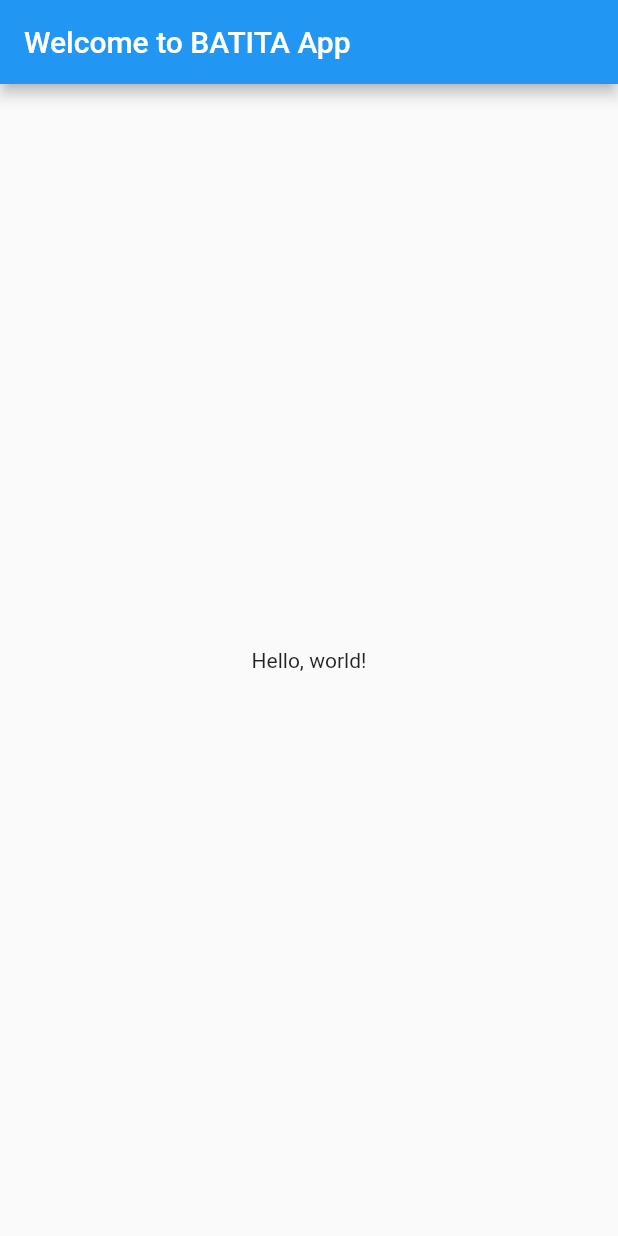
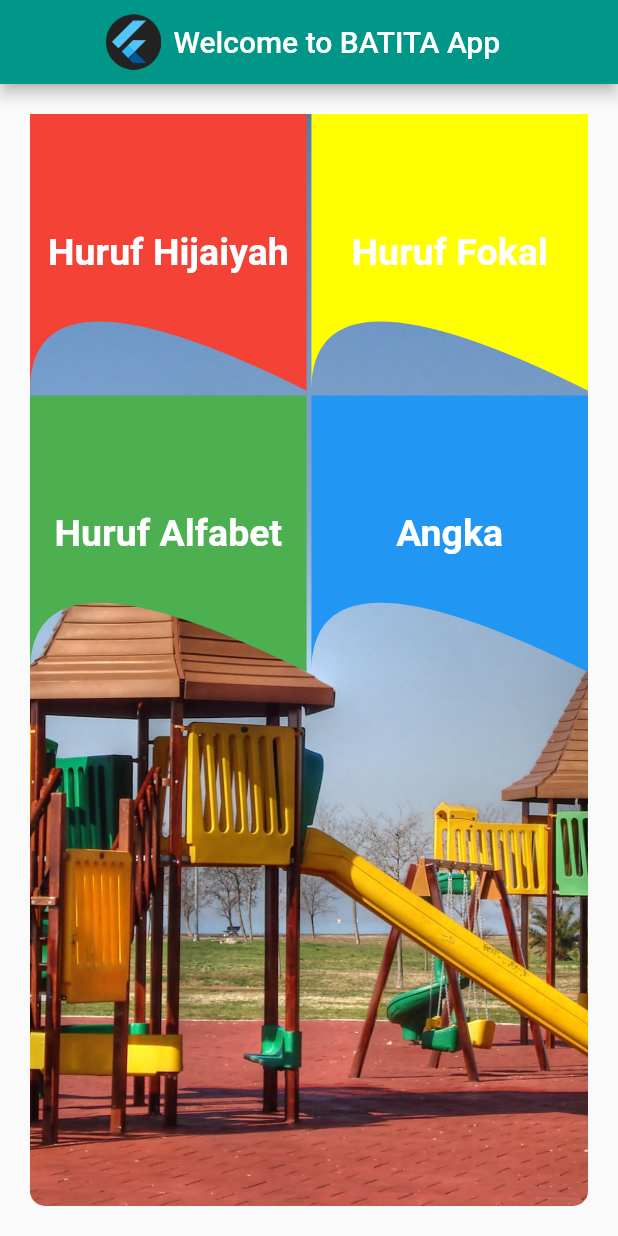
Before and after one commit to akhmadtaqiudin/batita, a Flutter app: the screen it shows after launch, on a phone screen of 412 x 824 dp. Run offline on Flutter 3.47's test engine with Material 2 defaults, Android fonts, the phone set to English and light mode, and no system bars.

```diff
--- a/lib/myApp.dart
+++ b/lib/myApp.dart
@@ -1,17 +1,88 @@
 import 'package:flutter/material.dart';
+import 'package:flutter/widgets.dart';
 
 class MyApp extends StatelessWidget {
+
+  final List<Map<String, dynamic>> _kategori = [
+    {'title': 'Huruf Hijaiyah', 'color': Colors.red},
+    {'title': 'Huruf Fokal', 'color': Colors.yellowAccent},
+    {'title': 'Huruf Alfabet', 'color': Colors.green},
+    {'title': 'Angka', 'color': Colors.blue},
+  ];
+
   @override
   Widget build(BuildContext context) {
     return new Scaffold(
       appBar: new AppBar(
-        title: new Text('Welcome to BATITA App'),
+        backgroundColor: Colors.teal,
+        title: Row(
+          mainAxisAlignment: MainAxisAlignment.center,
+          children: [
+            Image.asset(
+              'assets/images/flutter.png',
+              fit: BoxFit.contain,
+              height: 37,
+            ),
+            Container(
+              padding: const EdgeInsets.all(8.0),
+              child: Text('Welcome to BATITA App')
+            )
+          ],
+        )
       ),
-      body: new Center(
-        child: new Text(
-            'Hello, world!'
+
+      body: Container(
+        decoration: BoxDecoration(
+          borderRadius: BorderRadius.circular(10),
+          image: DecorationImage(
+            image: AssetImage('assets/images/back.jpg'),
+            fit: BoxFit.cover
+          )
         ),
-      ),
+
+        margin: const EdgeInsets.all(20.0),
+        child: GridView.builder(
+          itemCount: _kategori.length,
+          gridDelegate: SliverGridDelegateWithFixedCrossAxisCount(
+            crossAxisCount: 2,
+            mainAxisSpacing: 3,
+            crossAxisSpacing: 3,
+            childAspectRatio: 1),
+            itemBuilder: (context, index) {
+              return  ClipPath(
+                clipper: ClipperContainer(),
+                child: Container(
+                  color: _kategori[index]['color'],
+                  height: 200,
+                  child: Center(
+                    child: Text(
+                      _kategori[index]['title'],
+                      style: TextStyle(
+                          color: Colors.white,
+                          fontSize: 25,
+                          fontWeight: FontWeight.bold
+                      )
+                    ),
+                  )
+                )
+              );
+            }
+        )
+      )
     );
   }
 }
+
+class ClipperContainer extends CustomClipper<Path> {
+  @override
+  Path getClip(Size size) {
+    var path = Path();
+    path.lineTo(0, size.height);
+    path.quadraticBezierTo(0, size.width / 2, size.height, size.width);
+    path.lineTo(size.width, 0);
+    path.close();
+    return path;
+  }
+  @override
+  bool shouldReclip(CustomClipper<Path> oldClipper) => true;
+}
--- a/pubspec.yaml
+++ b/pubspec.yaml
@@ -45,8 +45,8 @@ flutter:
   uses-material-design: true
 
   # To add assets to your application, add an assets section, like this:
-  # assets:
-  #   - images/a_dot_burr.jpeg
+  assets:
+    - assets/images/
   #   - images/a_dot_ham.jpeg
 
   # An image asset can refer to one or more resolution-specific "variants", see
```
Also changed, not shown: assets/images/back.jpg (added), assets/images/flutter.png (added).
